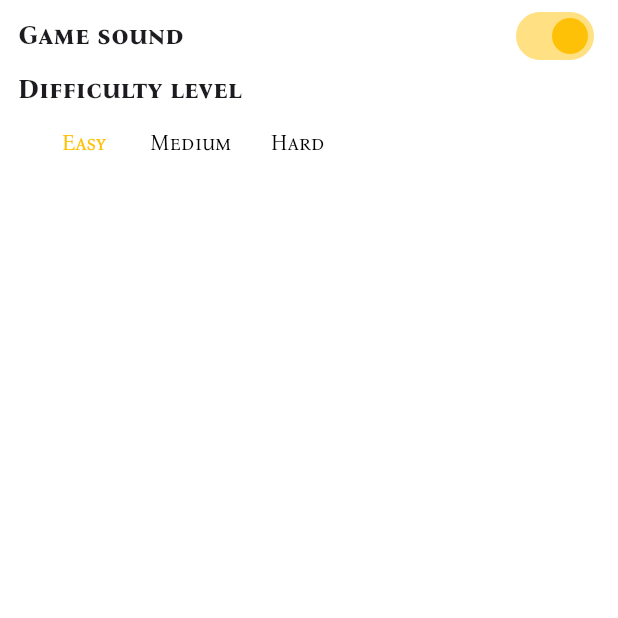
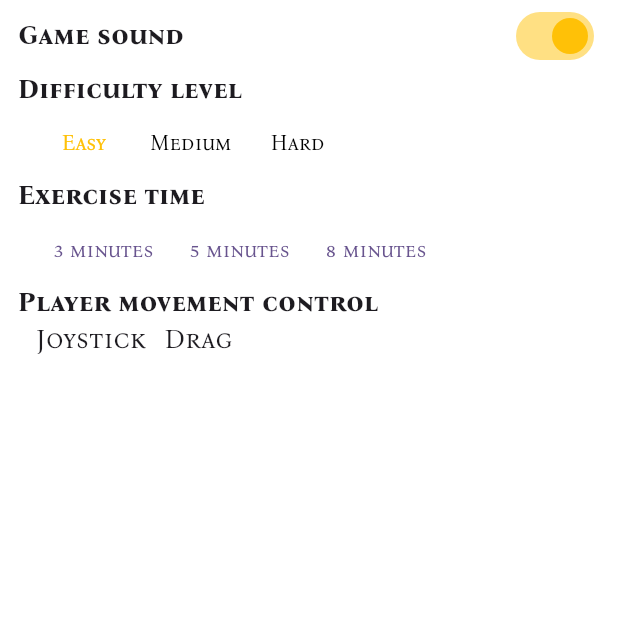
Before and after one commit to FaaiqKhan/muscles_builder, a Flutter app: the SettingsScreen screen opened directly, on a phone screen of 412 x 824 dp, the top half of it. Run offline on Flutter 3.47's test engine with Material 3 defaults, Android fonts, the phone set to English and light mode, and no system bars; our stand-ins replace shared_preferences; missing offline and left inert: flame, flame_audio; accounts and stored records are empty.

Commit message:
Game sound, exercise time and player movement control widgets added

```diff
--- a/lib/screens/settings_screen.dart
+++ b/lib/screens/settings_screen.dart
@@ -1,7 +1,9 @@
 import 'package:flutter/material.dart';
 import 'package:muscles_builder/constants/spacings.dart';
 import 'package:muscles_builder/widgets/difficulty_level.dart';
+import 'package:muscles_builder/widgets/exercise_time_widget.dart';
 import 'package:muscles_builder/widgets/game_sound_widget.dart';
+import 'package:muscles_builder/widgets/player_movement_control_widget.dart';
 
 // TODO: Open settings screen
 /// Settings screen should include the following settings
@@ -16,7 +18,7 @@ class SettingsScreen extends StatelessWidget {
 
   @override
   Widget build(BuildContext context) {
-    return Scaffold(
+    return const Scaffold(
       body: SafeArea(
         child: Padding(
           padding: EdgeInsets.symmetric(
@@ -26,6 +28,8 @@ class SettingsScreen extends StatelessWidget {
             children: [
               GameSoundWidget(),
               DifficultyLevel(),
+              ExerciseTimeWidget(),
+              PlayerMovementControlWidget(),
             ],
           ),
         ),
--- /dev/null
+++ b/lib/widgets/exercise_time_widget.dart
@@ -0,0 +1,45 @@
+import 'package:flutter/material.dart';
+import 'package:muscles_builder/constants/spacings.dart';
+
+class ExerciseTimeWidget extends StatefulWidget {
+  const ExerciseTimeWidget({super.key});
+
+  @override
+  State<ExerciseTimeWidget> createState() => _ExerciseTimeWidgetState();
+}
+
+class _ExerciseTimeWidgetState extends State<ExerciseTimeWidget> {
+  final Map<String, int> exerciseTime = {
+    "3 minutes": 3,
+    "5 minutes": 5,
+    "8 minutes": 8,
+  };
+
+  @override
+  Widget build(BuildContext context) {
+    return Column(
+      crossAxisAlignment: CrossAxisAlignment.start,
+      children: [
+        Text(
+          "Exercise time",
+          style: Theme.of(context).textTheme.headlineLarge,
+        ),
+        Padding(
+          padding: const EdgeInsets.only(
+            left: Spacings.contentSpacingOf12,
+          ),
+          child: Row(
+            children: exerciseTime.keys
+                .map(
+                  (key) => TextButton(
+                    onPressed: () {},
+                    child: Text(key),
+                  ),
+                )
+                .toList(),
+          ),
+        ),
+      ],
+    );
+  }
+}
--- /dev/null
+++ b/lib/widgets/player_movement_control_widget.dart
@@ -0,0 +1,31 @@
+import 'package:flutter/material.dart';
+import 'package:muscles_builder/constants/spacings.dart';
+
+class PlayerMovementControlWidget extends StatelessWidget {
+  const PlayerMovementControlWidget({super.key});
+
+  @override
+  Widget build(BuildContext context) {
+    return Column(
+      crossAxisAlignment: CrossAxisAlignment.start,
+      children: [
+        Text(
+          "Player movement control",
+          style: Theme.of(context).textTheme.headlineLarge,
+        ),
+        const Padding(
+          padding: EdgeInsets.only(
+            left: Spacings.contentSpacingOf12,
+          ),
+          child: Row(
+            children: [
+              Text("Joystick"),
+              SizedBox(width: Spacings.contentSpacingOf12),
+              Text("Drag")
+            ],
+          ),
+        ),
+      ],
+    );
+  }
+}
```
